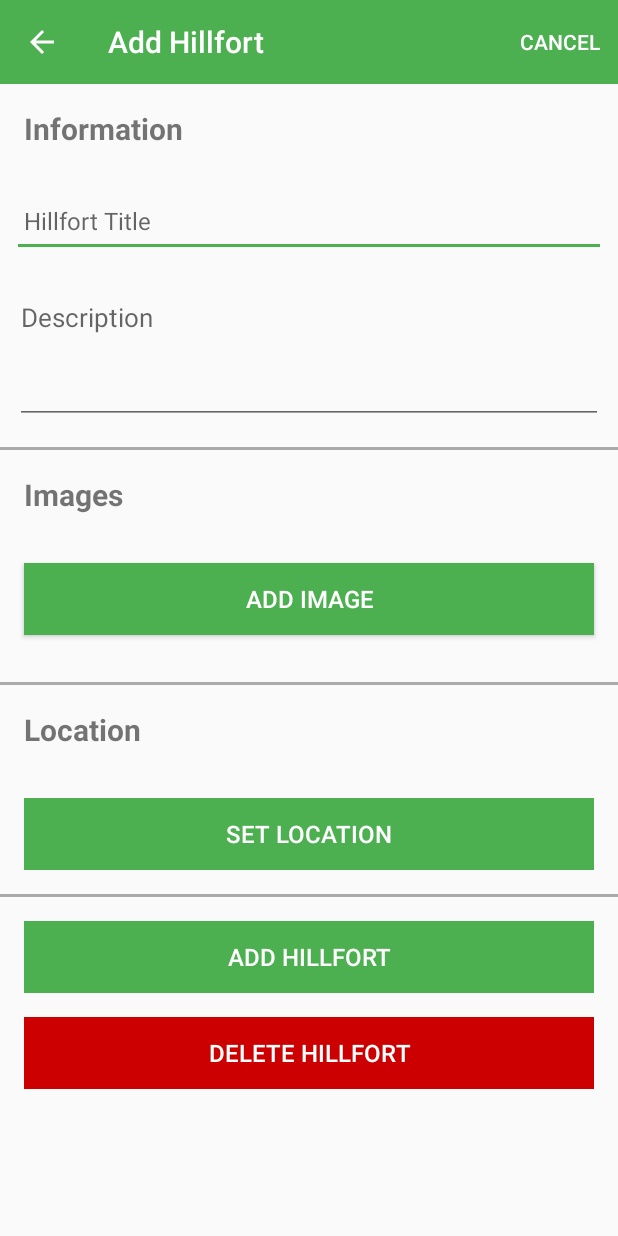
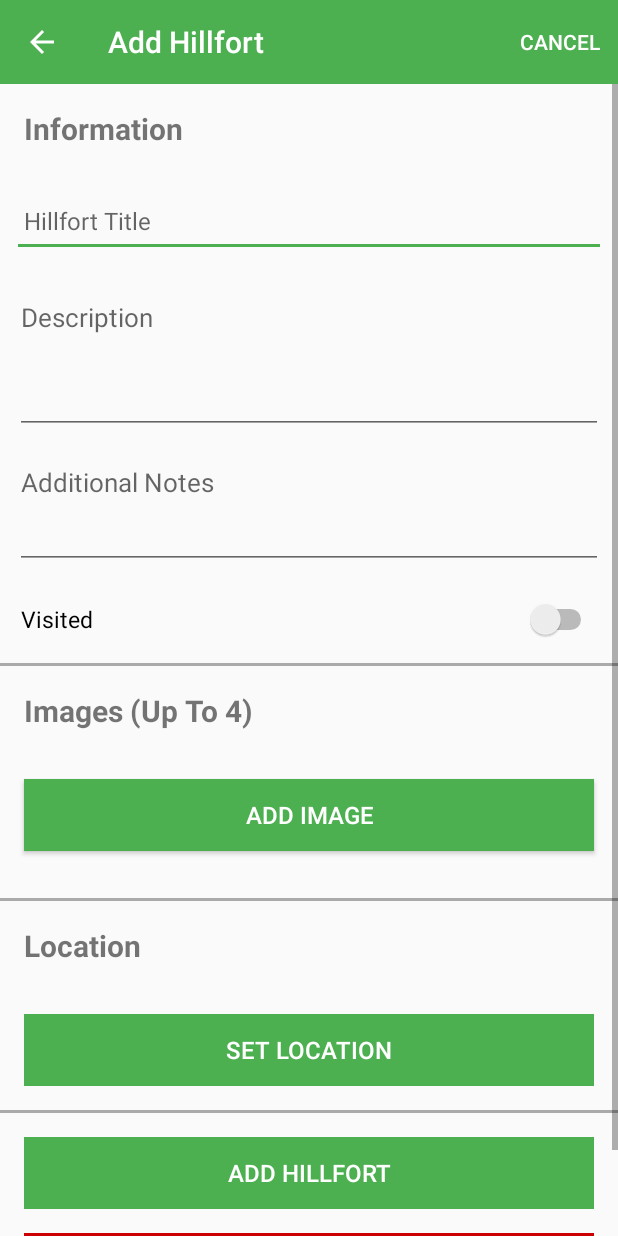
Before and after one commit to lukehalley/Hillfort, an Android app: the HillfortActivity screen opened directly, with no data from a screen before it, on a phone screen of 412 x 824 dp. Run offline under Robolectric (Android 15) with nearby library versions, the phone set to English and light mode, and no system bars; 1 statement that could not run was skipped.

Commit message:
Added visted switch and three additional image fields

```diff
--- a/app/src/main/java/org/wit/hillfort/activities/HillfortActivity.kt
+++ b/app/src/main/java/org/wit/hillfort/activities/HillfortActivity.kt
@@ -42,10 +42,10 @@ class HillfortActivity : AppCompatActivity(), AnkoLogger {
             hillfort = intent.extras.getParcelable<HillfortModel>("hillfort_edit")
             hillfortTitle.setText(hillfort.title)
             description.setText(hillfort.description)
-            hillfortImage.setImageBitmap(readImageFromPath(this, hillfort.image))
-            hillfortImage.visibility = View.VISIBLE
+            hillfortFirstImage.setImageBitmap(readImageFromPath(this, hillfort.image))
+            hillfortFirstImage.visibility = View.VISIBLE
             if (hillfort.image != null) {
-                chooseImage.setText(R.string.change_hillfortImage)
+                chooseFirstImage.setText(R.string.change_hillfortImage)
             }
             btnAdd.setText(R.string.button_saveHillfort)
         }
@@ -77,7 +77,7 @@ class HillfortActivity : AppCompatActivity(), AnkoLogger {
             }.show()
         }
 
-        chooseImage.setOnClickListener {
+        chooseFirstImage.setOnClickListener {
             showImagePicker(this, IMAGE_REQUEST)
         }
 
@@ -107,9 +107,9 @@ class HillfortActivity : AppCompatActivity(), AnkoLogger {
             IMAGE_REQUEST -> {
                 if (data != null) {
                     hillfort.image = data.getData().toString()
-                    hillfortImage.setImageBitmap(readImage(this, resultCode, data))
-                    hillfortImage.visibility = View.VISIBLE
-                    chooseImage.setText(R.string.change_hillfortImage)
+                    hillfortFirstImage.setImageBitmap(readImage(this, resultCode, data))
+                    hillfortFirstImage.visibility = View.VISIBLE
+                    chooseFirstImage.setText(R.string.change_hillfortImage)
                 }
             }
             LOCATION_REQUEST -> {
--- a/app/src/main/res/layout/activity_hillfort.xml
+++ b/app/src/main/res/layout/activity_hillfort.xml
@@ -64,7 +64,7 @@
                 <EditText
                     android:id="@+id/description"
                     android:layout_width="match_parent"
-                    android:layout_height="93dp"
+                    android:layout_height="100dp"
                     android:layout_marginLeft="10dip"
                     android:layout_marginTop="10dip"
                     android:layout_marginRight="10dip"
@@ -74,6 +74,43 @@
                     android:inputType="textMultiLine|textCapSentences"
                     android:textColor="@color/colorPrimaryDark"
                     android:textSize="17sp" />
+
+                <EditText
+                    android:id="@+id/additionalNotes"
+                    android:layout_width="match_parent"
+                    android:layout_height="80dp"
+                    android:layout_marginLeft="10dip"
+                    android:layout_marginTop="10dip"
+                    android:layout_marginRight="10dip"
+                    android:ems="150"
+                    android:gravity="left|top"
+                    android:hint="@string/hint_hillfortadditionalNotes"
+                    android:inputType="textMultiLine|textCapSentences"
+                    android:textColor="@color/colorPrimaryDark"
+                    android:textSize="17sp" />
+
+                <Switch
+                    android:id="@+id/visitedSwitch"
+                    android:layout_width="384dp"
+                    android:layout_height="wrap_content"
+                    android:layout_gravity="center"
+                    android:layout_marginLeft="10dip"
+                    android:layout_marginTop="20dip"
+                    android:layout_marginRight="10dip"
+                    android:text="@string/radio_Visited"
+                    android:textSize="15dp" />
+
+                <TextView
+                    android:id="@+id/textView"
+                    android:layout_width="wrap_content"
+                    android:layout_height="wrap_content"
+                    android:layout_gravity="center"
+                    android:layout_marginLeft="10dip"
+                    android:layout_marginTop="10dip"
+                    android:textStyle="italic"
+                    android:visibility="gone"
+                    android:layout_marginRight="10dip"
+                    android:text="@string/date_Visited" />
 
                 <View
                     android:layout_width="match_parent"
@@ -93,7 +130,7 @@
                     android:textStyle="bold" />
 
                 <ImageView
-                    android:id="@+id/hillfortImage"
+                    android:id="@+id/hillfortFirstImage"
                     android:layout_width="match_parent"
                     android:layout_height="100dp"
                     android:layout_margin="8dp"
@@ -103,7 +140,7 @@
                     app:srcCompat="@android:drawable/ic_menu_gallery" />
 
                 <Button
-                    android:id="@+id/chooseImage"
+                    android:id="@+id/chooseFirstImage"
                     android:layout_width="match_parent"
                     android:layout_height="wrap_content"
                     android:layout_margin="16dp"
@@ -113,6 +150,78 @@
                     android:paddingBottom="8dp"
                     android:text="@string/button_addImage"
                     android:textColor="@color/colorPrimary"
+                    android:textSize="16sp" />
+
+                <ImageView
+                    android:id="@+id/hillfortSecondImage"
+                    android:layout_width="match_parent"
+                    android:layout_height="100dp"
+                    android:layout_margin="8dp"
+                    android:adjustViewBounds="false"
+                    android:scaleType="centerCrop"
+                    android:visibility="gone"
+                    app:srcCompat="@android:drawable/ic_menu_gallery" />
+
+                <Button
+                    android:id="@+id/chooseSecondImage"
+                    android:layout_width="match_parent"
+                    android:layout_height="wrap_content"
+                    android:layout_margin="16dp"
+                    android:layout_marginTop="16dp"
+                    android:background="@color/colorAccent"
+                    android:paddingTop="8dp"
+                    android:paddingBottom="8dp"
+                    android:text="@string/button_addImage"
+                    android:textColor="@color/colorPrimary"
+                    android:visibility="gone"
+                    android:textSize="16sp" />
+
+                <ImageView
+                    android:id="@+id/hillfortThirdImage"
+                    android:layout_width="match_parent"
+                    android:layout_height="100dp"
+                    android:layout_margin="8dp"
+                    android:adjustViewBounds="false"
+                    android:scaleType="centerCrop"
+                    android:visibility="gone"
+                    app:srcCompat="@android:drawable/ic_menu_gallery" />
+
+                <Button
+                    android:id="@+id/chooseThirdImage"
+                    android:layout_width="match_parent"
+                    android:layout_height="wrap_content"
+                    android:layout_margin="16dp"
+                    android:layout_marginTop="16dp"
+                    android:background="@color/colorAccent"
+                    android:paddingTop="8dp"
+                    android:paddingBottom="8dp"
+                    android:text="@string/button_addImage"
+                    android:textColor="@color/colorPrimary"
+                    android:visibility="gone"
+                    android:textSize="16sp" />
+
+                <ImageView
+                    android:id="@+id/hillfortFourthImage"
+                    android:layout_width="match_parent"
+                    android:layout_height="100dp"
+                    android:layout_margin="8dp"
+                    android:adjustViewBounds="false"
+                    android:scaleType="centerCrop"
+                    android:visibility="gone"
+                    app:srcCompat="@android:drawable/ic_menu_gallery" />
+
+                <Button
+                    android:id="@+id/chooseFourthImage"
+                    android:layout_width="match_parent"
+                    android:layout_height="wrap_content"
+                    android:layout_margin="16dp"
+                    android:layout_marginTop="16dp"
+                    android:background="@color/colorAccent"
+                    android:paddingTop="8dp"
+                    android:paddingBottom="8dp"
+                    android:text="@string/button_addImage"
+                    android:textColor="@color/colorPrimary"
+                    android:visibility="gone"
                     android:textSize="16sp" />
 
                 <View
--- a/app/src/main/res/values/strings.xml
+++ b/app/src/main/res/values/strings.xml
@@ -26,7 +26,7 @@
     <string name="title_splashscreen">Splashscreen</string>
     <string name="title_HillfortLogin">Hillfort Login</string>
     <string name="infoTag">Information</string>
-    <string name="imageTag">Images</string>
+    <string name="imageTag">Images (Up To 4)</string>
     <string name="mapTag">Location</string>
     <string name="button_deleteHillfort">Delete Hillfort</string>
     <string name="deletePrompt">Are you sure you want to delete this Hillfort?</string>
@@ -34,4 +34,8 @@
     <string name="title_Register">Hillfort User Register</string>
     <string name="hint_SucessfullRegister">Registration Sucessfull!</string>
     <string name="err_UserExists">User with the entered email already exists!</string>
+    <string name="hint_hillfortadditionalNotes">Additional Notes</string>
+    <string name="visitedTag">Visited</string>
+    <string name="radio_Visited">Visited</string>
+    <string name="date_Visited">Date Visited: (Not Visited Yet)</string>
 </resources>
```
